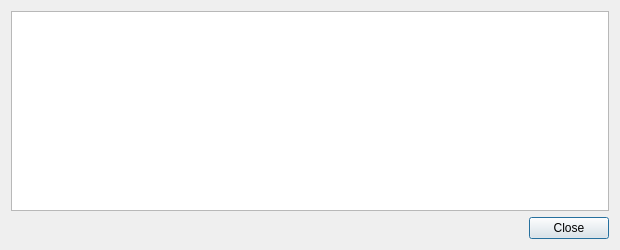
tonyzenwinski/BoraCoin, file src/qt/forms/adrenalinenodeconfigdialog.ui: the form before one commit.
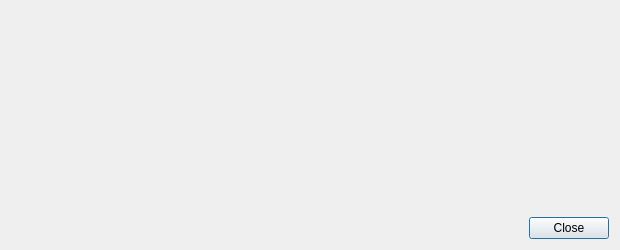
The form after the commit.

```diff
--- a/src/qt/forms/adrenalinenodeconfigdialog.ui
+++ b/src/qt/forms/adrenalinenodeconfigdialog.ui
@@ -19,6 +19,9 @@
      <property name="toolTip">
       <string>&lt;html&gt;&lt;head/&gt;&lt;body&gt;&lt;p&gt;This pane shows an example Bora.conf template with the necessary masternode settings.&lt;/p&gt;&lt;/body&gt;&lt;/html&gt;</string>
      </property>
+     <property name="styleSheet">
+      <string notr="true">background-color:transparent</string>
+     </property>
      <property name="readOnly">
       <bool>true</bool>
      </property>
```
